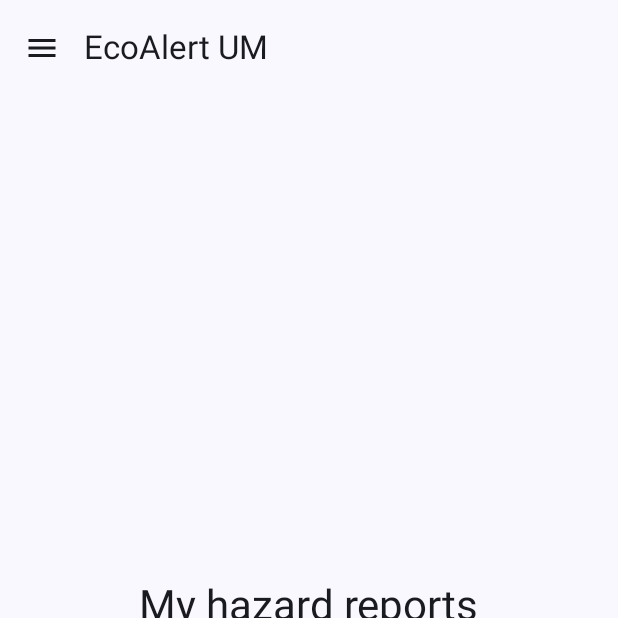
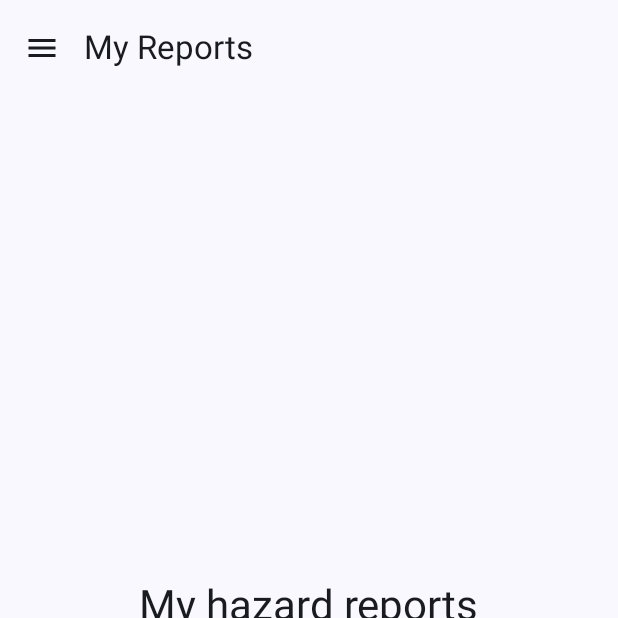
Before and after one commit to 25006833-2025/EcoAlertUM, an Android app built with Jetpack Compose: the my_reports screen opened through its navigation route, on a phone screen of 412 x 824 dp, the top half of it. Run offline under Robolectric (Android 15) with nearby library versions, the light colour scheme and no system bars.

Commit message:
feat(shell): show screen titles in the top bar

```diff
--- a/app/src/main/java/com/ecoalertum/android/core/ui/EcoAlertApp.kt
+++ b/app/src/main/java/com/ecoalertum/android/core/ui/EcoAlertApp.kt
@@ -39,6 +39,14 @@ fun EcoAlertApp() {
     // Top bar, side menu and bottom bar only appear on the main screens (not on login, later).
     val inMainGraph = currentDestination?.hierarchy?.any { it.route == Routes.MAIN_GRAPH } == true
 
+    // Screen title in the top bar. Screens not listed here keep the app name.
+    val titleRes = when (currentDestination?.route) {
+        Routes.SUBMIT_REPORT -> R.string.reports_submit_title
+        Routes.MAP -> R.string.reports_map_title
+        Routes.MY_REPORTS -> R.string.reports_my_reports_title
+        else -> R.string.app_name
+    }
+
     // TODO: read the role from users/{uid} once login exists. Hides the moderator queue until then.
     val isModerator = false
 
@@ -68,7 +76,7 @@ fun EcoAlertApp() {
             topBar = {
                 if (inMainGraph) {
                     TopAppBar(
-                        title = { Text(stringResource(R.string.app_name)) },
+                        title = { Text(stringResource(titleRes)) },
                         navigationIcon = {
                             IconButton(onClick = { scope.launch { drawerState.open() } }) {
                                 Icon(Icons.Filled.Menu, contentDescription = stringResource(R.string.menu_open))
```
Also changed, not shown: app/src/main/res/values/strings_reports.xml (added, +18 -0 lines).
